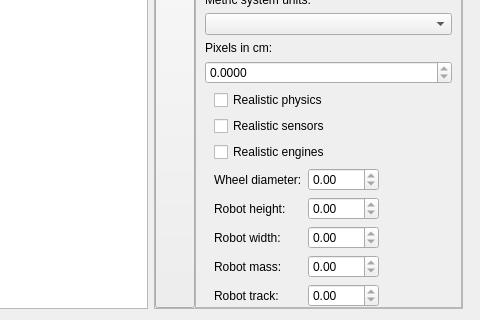
The window that plugins/robots/common/twoDModel/src/engine/view/twoDModelWidget.ui (trikset/trik-studio) describes before a commit, drawn with Qt 5; both pictures show x 508 to 988 and y 349 to 669 of the 988 by 669 pixel window.
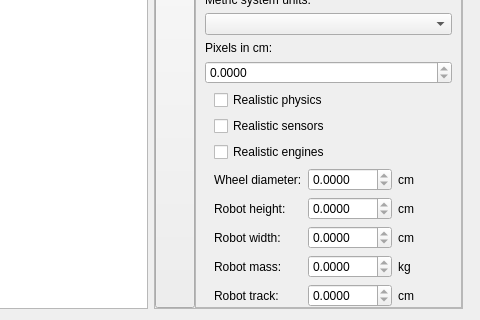
The same window after the commit. Icons and pictures are not drawn. Custom widgets are drawn as their Qt base class.

Patch:
```diff
--- a/plugins/robots/common/twoDModel/src/engine/view/twoDModelWidget.ui
+++ b/plugins/robots/common/twoDModel/src/engine/view/twoDModelWidget.ui
@@ -284,7 +284,7 @@
            </property>
           </widget>
          </item>
-         <item alignment="Qt::AlignHCenter">
+         <item>
           <widget class="QFrame" name="detailsContainer">
            <property name="sizePolicy">
             <sizepolicy hsizetype="Minimum" vsizetype="Preferred">
@@ -505,7 +505,7 @@
                 <verstretch>0</verstretch>
                </sizepolicy>
               </property>
-              <layout class="QFormLayout" name="formLayout">
+              <layout class="QGridLayout" name="gridLayout_2">
                <property name="sizeConstraint">
                 <enum>QLayout::SetFixedSize</enum>
                </property>
@@ -515,48 +515,27 @@
                <property name="bottomMargin">
                 <number>0</number>
                </property>
-               <item row="0" column="0">
-                <widget class="QLabel" name="wheelDiameter">
-                 <property name="sizePolicy">
-                  <sizepolicy hsizetype="Preferred" vsizetype="Preferred">
-                   <horstretch>0</horstretch>
-                   <verstretch>0</verstretch>
-                  </sizepolicy>
-                 </property>
-                 <property name="text">
-                  <string>Wheel diameter:</string>
-                 </property>
-                </widget>
-               </item>
-               <item row="0" column="1">
-                <widget class="QDoubleSpinBox" name="wheelDiamInCm">
-                 <property name="readOnly">
-                  <bool>true</bool>
-                 </property>
-                </widget>
-               </item>
-               <item row="1" column="0">
-                <widget class="QLabel" name="robotHeight">
-                 <property name="sizePolicy">
-                  <sizepolicy hsizetype="Preferred" vsizetype="Preferred">
-                   <horstretch>0</horstretch>
-                   <verstretch>0</verstretch>
-                  </sizepolicy>
-                 </property>
-                 <property name="text">
-                  <string>Robot height:</string>
-                 </property>
-                </widget>
-               </item>
-               <item row="1" column="1">
+               <item row="2" column="1">
                 <widget class="QDoubleSpinBox" name="robotHeightInCm">
+                 <property name="sizePolicy">
+                  <sizepolicy hsizetype="Minimum" vsizetype="Fixed">
+                   <horstretch>0</horstretch>
+                   <verstretch>0</verstretch>
+                  </sizepolicy>
+                 </property>
                  <property name="readOnly">
                   <bool>true</bool>
                  </property>
+                 <property name="decimals">
+                  <number>4</number>
+                 </property>
+                 <property name="maximum">
+                  <double>1000.000000000000000</double>
+                 </property>
                 </widget>
                </item>
                <item row="2" column="0">
-                <widget class="QLabel" name="robotWidth">
+                <widget class="QLabel" name="robotHeight">
                  <property name="sizePolicy">
                   <sizepolicy hsizetype="Preferred" vsizetype="Preferred">
                    <horstretch>0</horstretch>
@@ -564,18 +543,11 @@
                   </sizepolicy>
                  </property>
                  <property name="text">
-                  <string>Robot width:</string>
+                  <string>Robot height:</string>
                  </property>
                 </widget>
                </item>
-               <item row="2" column="1">
-                <widget class="QDoubleSpinBox" name="robotWidthInCm">
-                 <property name="readOnly">
-                  <bool>true</bool>
-                 </property>
-                </widget>
-               </item>
-               <item row="3" column="0">
+               <item row="4" column="0">
                 <widget class="QLabel" name="robotMass">
                  <property name="sizePolicy">
                   <sizepolicy hsizetype="Preferred" vsizetype="Preferred">
@@ -588,17 +560,58 @@
                  </property>
                 </widget>
                </item>
-               <item row="3" column="1">
+               <item row="0" column="0">
+                <widget class="QLabel" name="wheelDiameter">
+                 <property name="sizePolicy">
+                  <sizepolicy hsizetype="Preferred" vsizetype="Preferred">
+                   <horstretch>0</horstretch>
+                   <verstretch>0</verstretch>
+                  </sizepolicy>
+                 </property>
+                 <property name="text">
+                  <string>Wheel diameter:</string>
+                 </property>
+                </widget>
+               </item>
+               <item row="5" column="1">
+                <widget class="QDoubleSpinBox" name="robotTrackInCm">
+                 <property name="sizePolicy">
+                  <sizepolicy hsizetype="Minimum" vsizetype="Fixed">
+                   <horstretch>0</horstretch>
+                   <verstretch>0</verstretch>
+                  </sizepolicy>
+                 </property>
+                 <property name="readOnly">
+                  <bool>true</bool>
+                 </property>
+                 <property name="decimals">
+                  <number>4</number>
+                 </property>
+                 <property name="maximum">
+                  <double>1000.000000000000000</double>
+                 </property>
+                </widget>
+               </item>
+               <item row="4" column="1">
                 <widget class="QDoubleSpinBox" name="robotMassInGr">
+                 <property name="sizePolicy">
+                  <sizepolicy hsizetype="Minimum" vsizetype="Fixed">
+                   <horstretch>0</horstretch>
+                   <verstretch>0</verstretch>
+                  </sizepolicy>
+                 </property>
                  <property name="readOnly">
                   <bool>true</bool>
                  </property>
+                 <property name="decimals">
+                  <number>4</number>
+                 </property>
                  <property name="maximum">
                   <double>2000.000000000000000</double>
                  </property>
                 </widget>
                </item>
-               <item row="4" column="0">
+               <item row="5" column="0">
                 <widget class="QLabel" name="robotTrack">
                  <property name="sizePolicy">
                   <sizepolicy hsizetype="Preferred" vsizetype="Preferred">
@@ -611,10 +624,89 @@
                  </property>
                 </widget>
                </item>
-               <item row="4" column="1">
-                <widget class="QDoubleSpinBox" name="robotTrackInCm">
+               <item row="0" column="1">
+                <widget class="QDoubleSpinBox" name="wheelDiamInCm">
+                 <property name="sizePolicy">
+                  <sizepolicy hsizetype="Minimum" vsizetype="Fixed">
+                   <horstretch>0</horstretch>
+                   <verstretch>0</verstretch>
+                  </sizepolicy>
+                 </property>
                  <property name="readOnly">
                   <bool>true</bool>
+                 </property>
+                 <property name="decimals">
+                  <number>4</number>
+                 </property>
+                 <property name="maximum">
+                  <double>1000.000000000000000</double>
+                 </property>
+                </widget>
+               </item>
+               <item row="3" column="1">
+                <widget class="QDoubleSpinBox" name="robotWidthInCm">
+                 <property name="sizePolicy">
+                  <sizepolicy hsizetype="Minimum" vsizetype="Fixed">
+                   <horstretch>0</horstretch>
+                   <verstretch>0</verstretch>
+                  </sizepolicy>
+                 </property>
+                 <property name="readOnly">
+                  <bool>true</bool>
+                 </property>
+                 <property name="decimals">
+                  <number>4</number>
+                 </property>
+                 <property name="maximum">
+                  <double>1000.000000000000000</double>
+                 </property>
+                </widget>
+               </item>
+               <item row="3" column="0">
+                <widget class="QLabel" name="robotWidth">
+                 <property name="sizePolicy">
+                  <sizepolicy hsizetype="Preferred" vsizetype="Preferred">
+                   <horstretch>0</horstretch>
+                   <verstretch>0</verstretch>
+                  </sizepolicy>
+                 </property>
+                 <property name="text">
+                  <string>Robot width:</string>
+                 </property>
+                </widget>
+               </item>
+               <item row="0" column="2">
+                <widget class="QLabel" name="wheelDiameterUnit">
+                 <property name="text">
+                  <string>cm</string>
+                 </property>
+                </widget>
+               </item>
+               <item row="2" column="2">
+                <widget class="QLabel" name="robotHeightUnit">
+                 <property name="text">
+                  <string>cm</string>
+                 </property>
+                </widget>
+               </item>
+               <item row="3" column="2">
+                <widget class="QLabel" name="robotWidthUnit">
+                 <property name="text">
+                  <string>cm</string>
+                 </property>
+                </widget>
+               </item>
+               <item row="4" column="2">
+                <widget class="QLabel" name="robotMassUnit">
+                 <property name="text">
+                  <string>kg</string>
+                 </property>
+                </widget>
+               </item>
+               <item row="5" column="2">
+                <widget class="QLabel" name="robotTrackUnit">
+                 <property name="text">
+                  <string>cm</string>
                  </property>
                 </widget>
                </item>
```
Left out of the diff: 112 changed lines with no effect on the pictures.
